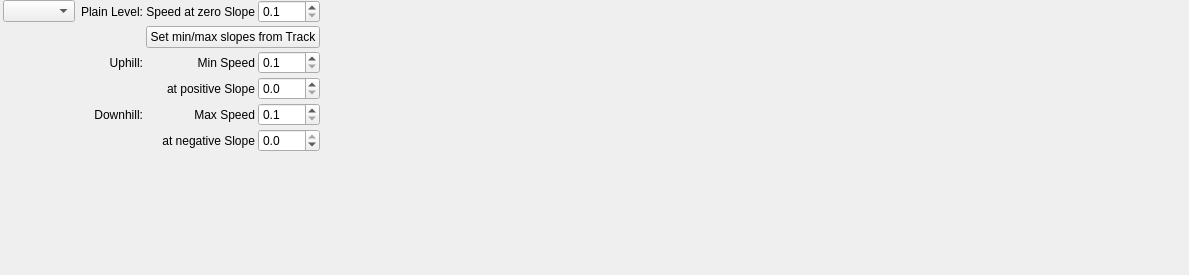
First picture: the form in src/qmapshack/gis/trk/filter/IFilterSpeedCycle.ui, repository Maproom/qmapshack, before the edit.
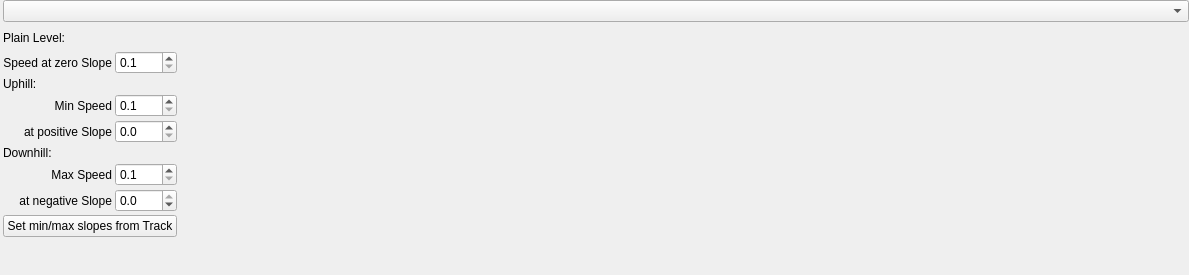
Second picture: the form after the edit.

Commit message: [QMS-1234] Reduce the minimum window size of the track details page

```diff
--- a/src/qmapshack/gis/trk/filter/IFilterSpeedCycle.ui
+++ b/src/qmapshack/gis/trk/filter/IFilterSpeedCycle.ui
@@ -42,7 +42,7 @@
     <number>3</number>
    </property>
    <item row="1" column="0">
-    <layout class="QHBoxLayout" name="horizontalLayout_3">
+    <layout class="QVBoxLayout" name="horizontalLayout_3">
      <property name="spacing">
       <number>6</number>
      </property>
@@ -51,19 +51,6 @@
        <item>
         <widget class="QComboBox" name="comboCyclingType"/>
        </item>
-       <item>
-        <spacer name="verticalSpacer_2">
-         <property name="orientation">
-          <enum>Qt::Vertical</enum>
-         </property>
-         <property name="sizeHint" stdset="0">
-          <size>
-           <width>20</width>
-           <height>40</height>
-          </size>
-         </property>
-        </spacer>
-       </item>
       </layout>
      </item>
      <item>
@@ -93,7 +80,7 @@
         <property name="spacing">
          <number>3</number>
         </property>
-        <item row="6" column="3">
+        <item row="7" column="2">
          <widget class="QDoubleSpinBox" name="spinSlopeAtMaxSpeed">
           <property name="suffix">
            <string/>
@@ -112,7 +99,7 @@
           </property>
          </widget>
         </item>
-        <item row="4" column="3">
+        <item row="4" column="2">
          <widget class="QDoubleSpinBox" name="spinSlopeAtMinSpeed">
           <property name="suffix">
            <string/>
@@ -128,17 +115,17 @@
           </property>
          </widget>
         </item>
-        <item row="5" column="1">
+        <item row="5" column="1" colspan="2">
          <widget class="QLabel" name="label_9">
           <property name="text">
            <string>Downhill:</string>
           </property>
           <property name="alignment">
-           <set>Qt::AlignRight|Qt::AlignTrailing|Qt::AlignVCenter</set>
+           <set>Qt::AlignLeading|Qt::AlignLeft|Qt::AlignVCenter</set>
           </property>
          </widget>
         </item>
-        <item row="5" column="3">
+        <item row="6" column="2">
          <widget class="QDoubleSpinBox" name="spinMaxSpeed">
           <property name="suffix">
            <string/>
@@ -160,7 +147,7 @@
           </property>
          </widget>
         </item>
-        <item row="4" column="2">
+        <item row="4" column="1">
          <widget class="QLabel" name="label_5">
           <property name="text">
            <string>at positive Slope</string>
@@ -170,7 +157,7 @@
           </property>
          </widget>
         </item>
-        <item row="4" column="4">
+        <item row="0" column="3">
          <spacer name="horizontalSpacer">
           <property name="orientation">
            <enum>Qt::Horizontal</enum>
@@ -183,17 +170,17 @@
           </property>
          </spacer>
         </item>
-        <item row="1" column="1">
+        <item row="0" column="1" colspan="2">
          <widget class="QLabel" name="label_11">
           <property name="text">
            <string>Plain Level:</string>
           </property>
           <property name="alignment">
-           <set>Qt::AlignRight|Qt::AlignTrailing|Qt::AlignVCenter</set>
+           <set>Qt::AlignLeading|Qt::AlignLeft|Qt::AlignVCenter</set>
           </property>
          </widget>
         </item>
-        <item row="1" column="3">
+        <item row="1" column="2">
          <widget class="QDoubleSpinBox" name="spinPlainSpeed">
           <property name="suffix">
            <string/>
@@ -215,7 +202,7 @@
           </property>
          </widget>
         </item>
-        <item row="2" column="2" colspan="2">
+        <item row="8" column="1" colspan="2">
          <widget class="QPushButton" name="pushSetMinMaxSlope">
           <property name="toolTip">
            <string>User defined positive and negative slope values will be replaced by the minimum and maximum slope values from the track.</string>
@@ -225,7 +212,7 @@
           </property>
          </widget>
         </item>
-        <item row="6" column="2">
+        <item row="7" column="1">
          <widget class="QLabel" name="label_7">
           <property name="text">
            <string>at negative Slope</string>
@@ -235,7 +222,7 @@
           </property>
          </widget>
         </item>
-        <item row="5" column="2">
+        <item row="6" column="1">
          <widget class="QLabel" name="label_6">
           <property name="text">
            <string>Max Speed</string>
@@ -245,29 +232,29 @@
           </property>
          </widget>
         </item>
-        <item row="3" column="3">
-         <widget class="QDoubleSpinBox" name="spinMinSpeed">
-          <property name="suffix">
-           <string/>
-          </property>
-          <property name="decimals">
-           <number>1</number>
-          </property>
-          <property name="minimum">
-           <double>0.100000000000000</double>
-          </property>
-          <property name="maximum">
-           <double>100.000000000000000</double>
-          </property>
-          <property name="singleStep">
-           <double>0.100000000000000</double>
-          </property>
-          <property name="value">
-           <double>0.100000000000000</double>
-          </property>
-         </widget>
-        </item>
         <item row="3" column="2">
+         <widget class="QDoubleSpinBox" name="spinMinSpeed">
+          <property name="suffix">
+           <string/>
+          </property>
+          <property name="decimals">
+           <number>1</number>
+          </property>
+          <property name="minimum">
+           <double>0.100000000000000</double>
+          </property>
+          <property name="maximum">
+           <double>100.000000000000000</double>
+          </property>
+          <property name="singleStep">
+           <double>0.100000000000000</double>
+          </property>
+          <property name="value">
+           <double>0.100000000000000</double>
+          </property>
+         </widget>
+        </item>
+        <item row="3" column="1">
          <widget class="QLabel" name="label_4">
           <property name="text">
            <string>Min Speed</string>
@@ -277,17 +264,17 @@
           </property>
          </widget>
         </item>
-        <item row="3" column="1">
+        <item row="2" column="1" colspan="2">
          <widget class="QLabel" name="label_8">
           <property name="text">
            <string>Uphill:</string>
           </property>
           <property name="alignment">
-           <set>Qt::AlignRight|Qt::AlignTrailing|Qt::AlignVCenter</set>
+           <set>Qt::AlignLeading|Qt::AlignLeft|Qt::AlignVCenter</set>
           </property>
          </widget>
         </item>
-        <item row="1" column="2">
+        <item row="1" column="1">
          <widget class="QLabel" name="label_10">
           <property name="text">
            <string>Speed at zero Slope</string>
@@ -297,7 +284,7 @@
           </property>
          </widget>
         </item>
-        <item row="7" column="3">
+        <item row="9" column="2">
          <spacer name="verticalSpacer">
           <property name="orientation">
            <enum>Qt::Vertical</enum>
```
The commit also changes 18 other files.
